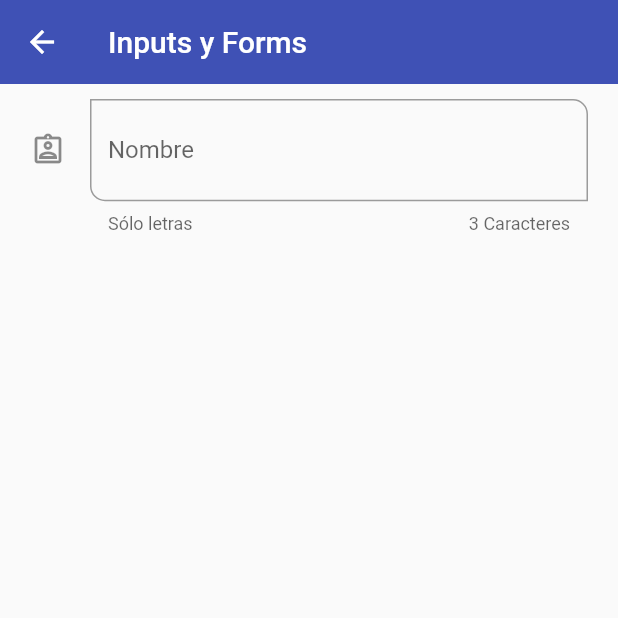
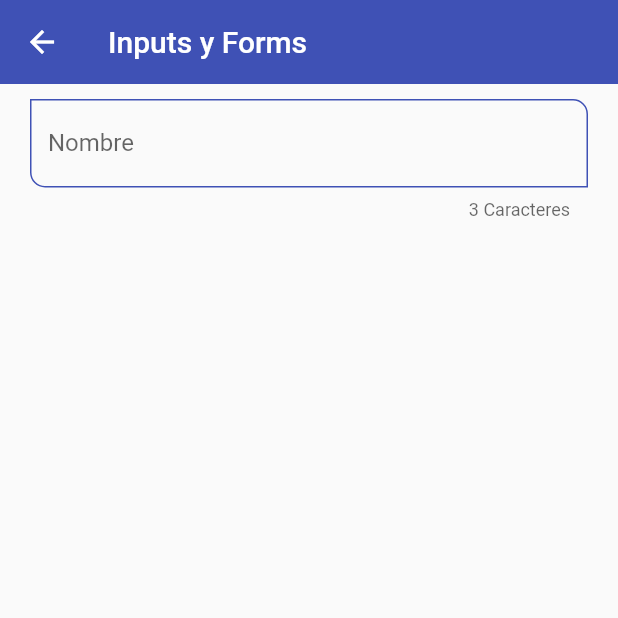
Before and after one commit to devferx/fl-components, a Flutter app: the InputsScreen screen opened by its route, on a phone screen of 412 x 824 dp, the top half of it. Run offline on Flutter 3.47's test engine with Material 2 defaults, Android fonts, the phone set to English and light mode, and no system bars.

Commit message:
Centralizar el estilo de los inputs

```diff
--- a/lib/screens/inputs_screen.dart
+++ b/lib/screens/inputs_screen.dart
@@ -1,4 +1,6 @@
 import 'package:flutter/material.dart';
+
+import 'package:fl_components/widgets/widgets.dart';
 
 class InputsScreen extends StatelessWidget {
   const InputsScreen({Key? key}) : super(key: key);
@@ -13,37 +15,10 @@ class InputsScreen extends StatelessWidget {
         child: Padding(
           padding: const EdgeInsets.symmetric(horizontal: 20, vertical: 10),
           child: Column(
-            children: [
-              TextFormField(
-                autofocus: false,
-                initialValue: '',
-                textCapitalization: TextCapitalization.words,
-                onChanged: (value) {
-                  print('value: $value');
-                },
-                validator: (value) {
-                  if (value == null) return 'Este campo es requerido';
-                  return value.length < 3 ? 'Minimo 3 caracteres' : null;
-                },
-                autovalidateMode: AutovalidateMode.onUserInteraction,
-                decoration: const InputDecoration(
-                  hintText: 'Nombre del usuario',
-                  labelText: 'Nombre',
-                  helperText: 'Sólo letras',
-                  counterText: '3 Caracteres',
-                  // prefixIcon: Icon(Icons.verified_user_outlined),
-                  suffix: Icon(Icons.group_outlined),
-                  icon: Icon(Icons.assignment_ind_outlined),
-                  focusedBorder: OutlineInputBorder(
-                    borderSide: BorderSide(color: Colors.green),
-                  ),
-                  border: OutlineInputBorder(
-                    borderRadius: BorderRadius.only(
-                      bottomLeft: Radius.circular(10),
-                      topRight: Radius.circular(10),
-                    ),
-                  ),
-                ),
+            children: const [
+              CustomInputField(
+                labelText: 'Nombre',
+                hintText: 'Nombre del usuario',
               ),
             ],
           ),
--- a/lib/theme/app_theme.dart
+++ b/lib/theme/app_theme.dart
@@ -30,6 +30,30 @@ class AppTheme {
         elevation: 0,
       ),
     ),
+
+    inputDecorationTheme: const InputDecorationTheme(
+      floatingLabelStyle: TextStyle(color: primary),
+      enabledBorder: OutlineInputBorder(
+        borderSide: BorderSide(color: primary),
+        borderRadius: BorderRadius.only(
+          bottomLeft: Radius.circular(10),
+          topRight: Radius.circular(10),
+        ),
+      ),
+      focusedBorder: OutlineInputBorder(
+        borderSide: BorderSide(color: primary),
+        borderRadius: BorderRadius.only(
+          bottomLeft: Radius.circular(10),
+          topRight: Radius.circular(10),
+        ),
+      ),
+      border: OutlineInputBorder(
+        borderRadius: BorderRadius.only(
+          bottomLeft: Radius.circular(10),
+          topRight: Radius.circular(10),
+        ),
+      ),
+    ),
   );
 
   static final ThemeData darkTheme = ThemeData.dark().copyWith(
--- /dev/null
+++ b/lib/widgets/custom_input_field.dart
@@ -0,0 +1,44 @@
+import 'package:flutter/material.dart';
+
+class CustomInputField extends StatelessWidget {
+  final String? hintText;
+  final String? labelText;
+  final String? helperText;
+  final IconData? icon;
+  final IconData? suffixIcon;
+
+  const CustomInputField({
+    Key? key,
+    this.hintText,
+    this.labelText,
+    this.helperText,
+    this.icon,
+    this.suffixIcon,
+  }) : super(key: key);
+
+  @override
+  Widget build(BuildContext context) {
+    return TextFormField(
+      autofocus: false,
+      initialValue: '',
+      textCapitalization: TextCapitalization.words,
+      onChanged: (value) {
+        print('value: $value');
+      },
+      validator: (value) {
+        if (value == null) return 'Este campo es requerido';
+        return value.length < 3 ? 'Minimo 3 caracteres' : null;
+      },
+      autovalidateMode: AutovalidateMode.onUserInteraction,
+      decoration: InputDecoration(
+        hintText: hintText,
+        labelText: labelText,
+        helperText: helperText,
+        counterText: '3 Caracteres',
+        // prefixIcon: Icon(Icons.verified_user_outlined),
+        suffix: suffixIcon == null ? null : Icon(suffixIcon),
+        icon: icon == null ? null : Icon(icon),
+      ),
+    );
+  }
+}
--- a/lib/widgets/widgets.dart
+++ b/lib/widgets/widgets.dart
@@ -1,2 +1,3 @@
 export 'package:fl_components/widgets/custom_card_type_1.dart';
 export 'package:fl_components/widgets/custom_card_type_2.dart';
+export 'package:fl_components/widgets/custom_input_field.dart';
```
